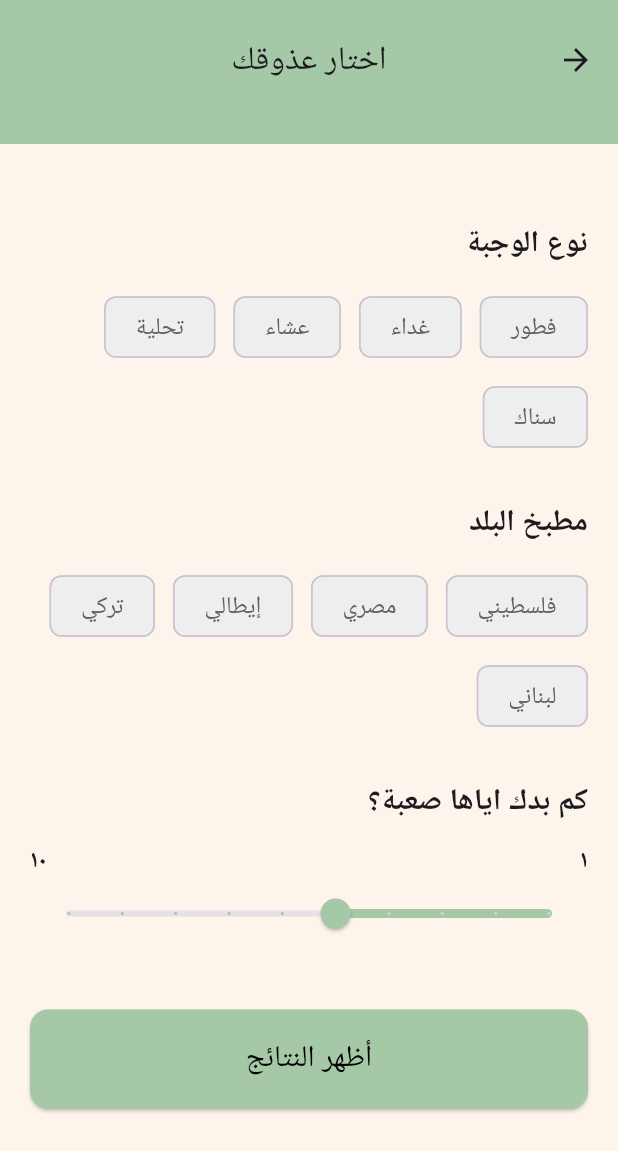
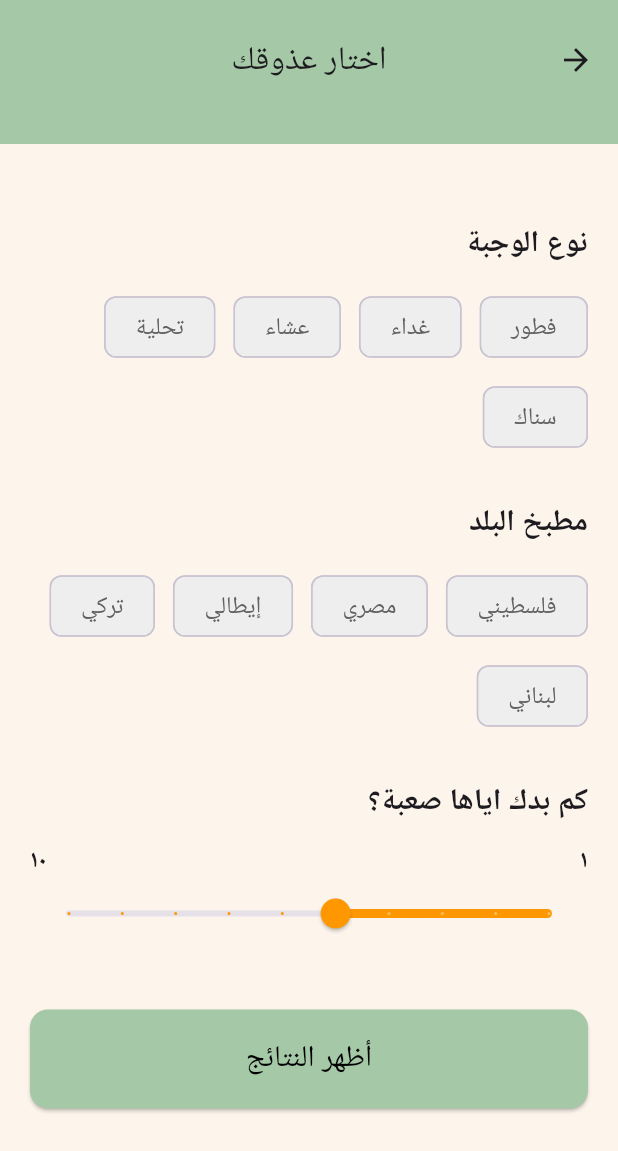
Before and after one commit to SuzanAqraa/Matbakhna_App, a Flutter app: the SearchScreen screen opened directly, on a phone screen of 412 x 824 dp. Shown: the top 1151 px of the screen. Run offline on Flutter 3.47's test engine with Material 3 defaults, Android fonts, the phone set to English and light mode, and no system bars; our stand-ins replace cloud_firestore, firebase_auth, firebase_core, youtube_player_flutter; accounts and stored records are empty; network calls fail.

Commit message:
change slider color

```diff
--- a/lib/features/filter/screens/filter_screen.dart
+++ b/lib/features/filter/screens/filter_screen.dart
@@ -124,7 +124,7 @@ class _SearchScreenState extends State<SearchScreen> {
                   max: 10,
                   divisions: 9,
                   label: difficulty.round().toString(),
-                  activeColor: const Color(0xFFA5C8A6),
+                  activeColor: Colors.orange,
                   onChanged: (value) {
                     setState(() {
                       difficulty = value;
```
